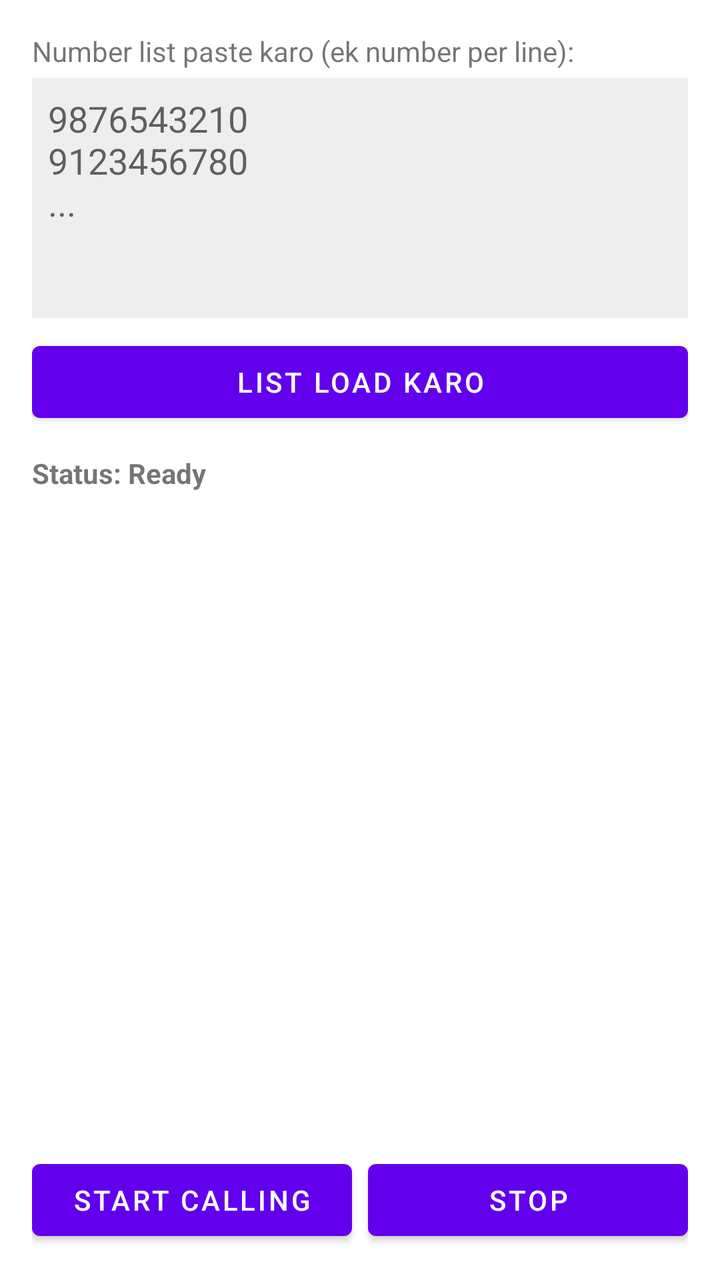
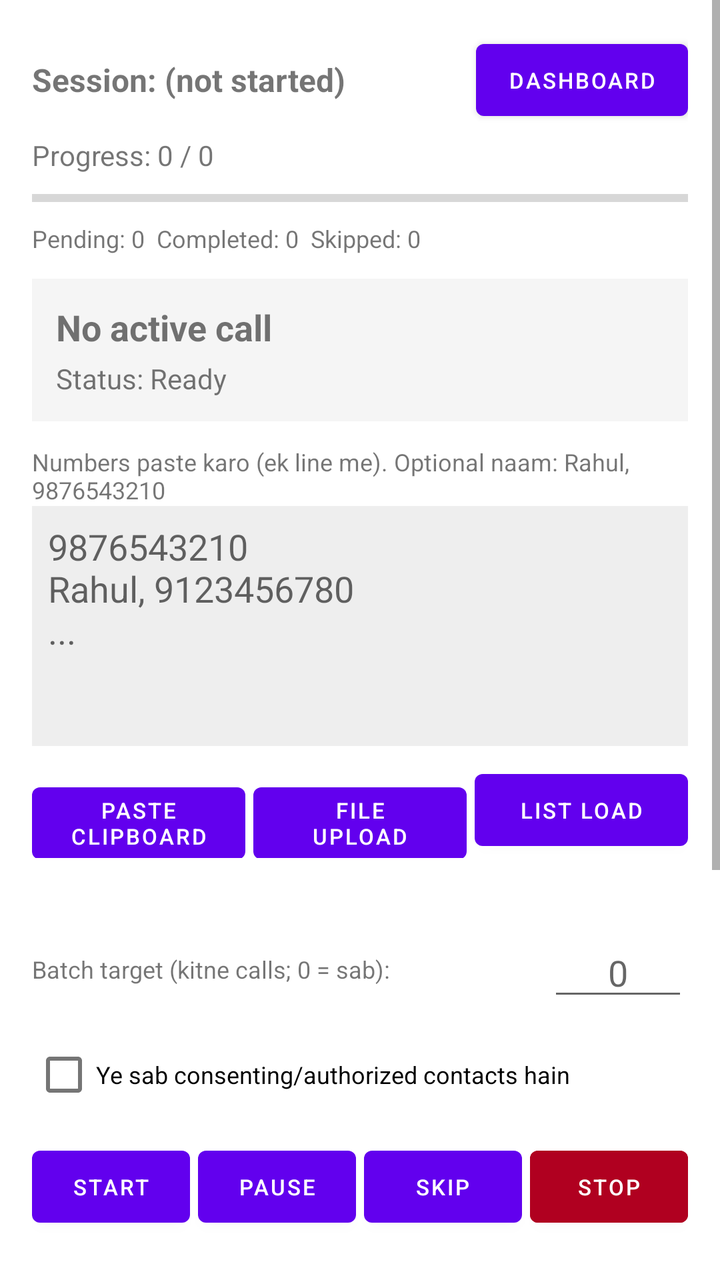

Two renders of the same Android screen: before a commit and after it. Below are the layout's source before the change and the commit's diff.
<!-- AndroidManifest.xml: application theme Theme.AutoDialer -->
<!-- res/layout/activity_main.xml -->
<?xml version="1.0" encoding="utf-8"?>
<LinearLayout xmlns:android="http://schemas.android.com/apk/res/android"
    android:layout_width="match_parent"
    android:layout_height="match_parent"
    android:orientation="vertical"
    android:padding="16dp">

    <TextView
        android:layout_width="wrap_content"
        android:layout_height="wrap_content"
        android:text="Number list paste karo (ek number per line):"
        android:textSize="14sp"
        android:layout_marginBottom="4dp"/>

    <EditText
        android:id="@+id/etNumbers"
        android:layout_width="match_parent"
        android:layout_height="120dp"
        android:gravity="top|start"
        android:hint="9876543210&#10;9123456780&#10;..."
        android:inputType="textMultiLine"
        android:background="#EEEEEE"
        android:padding="8dp"/>

    <Button
        android:id="@+id/btnLoadList"
        android:layout_width="match_parent"
        android:layout_height="wrap_content"
        android:layout_marginTop="8dp"
        android:text="List Load Karo"/>

    <TextView
        android:id="@+id/tvStatus"
        android:layout_width="wrap_content"
        android:layout_height="wrap_content"
        android:layout_marginTop="12dp"
        android:text="Status: Ready"
        android:textStyle="bold"/>

    <androidx.recyclerview.widget.RecyclerView
        android:id="@+id/rvNumbers"
        android:layout_width="match_parent"
        android:layout_height="0dp"
        android:layout_weight="1"
        android:layout_marginTop="8dp"/>

    <LinearLayout
        android:layout_width="match_parent"
        android:layout_height="wrap_content"
        android:orientation="horizontal"
        android:layout_marginTop="8dp">

        <Button
            android:id="@+id/btnStart"
            android:layout_width="0dp"
            android:layout_height="wrap_content"
            android:layout_weight="1"
            android:text="Start Calling"/>

        <Button
            android:id="@+id/btnStop"
            android:layout_width="0dp"
            android:layout_height="wrap_content"
            android:layout_weight="1"
            android:layout_marginStart="8dp"
            android:text="Stop"/>
    </LinearLayout>

</LinearLayout>
<!-- resources referenced by this layout -->
<resources>
  <style name="Theme.AutoDialer" parent="Theme.MaterialComponents.DayNight.NoActionBar">
          <item name="colorPrimary">@color/purple_500</item>
          <item name="colorPrimaryVariant">@color/teal_700</item>
      </style>
  <color name="purple_500">#6200EE</color>
  <color name="teal_700">#018786</color>
</resources>

<!-- the commit's change to res/layout/activity_main.xml (unified diff, before → after) -->
@@ -1,69 +1,305 @@
 <?xml version="1.0" encoding="utf-8"?>
-<LinearLayout xmlns:android="http://schemas.android.com/apk/res/android"
+<FrameLayout xmlns:android="http://schemas.android.com/apk/res/android"
     android:layout_width="match_parent"
-    android:layout_height="match_parent"
-    android:orientation="vertical"
-    android:padding="16dp">
-
-    <TextView
-        android:layout_width="wrap_content"
-        android:layout_height="wrap_content"
-        android:text="Number list paste karo (ek number per line):"
-        android:textSize="14sp"
-        android:layout_marginBottom="4dp"/>
-
-    <EditText
-        android:id="@+id/etNumbers"
+    android:layout_height="match_parent">
+
+    <ScrollView
         android:layout_width="match_parent"
-        android:layout_height="120dp"
-        android:gravity="top|start"
-        android:hint="9876543210&#10;9123456780&#10;..."
-        android:inputType="textMultiLine"
-        android:background="#EEEEEE"
-        android:padding="8dp"/>
-
-    <Button
-        android:id="@+id/btnLoadList"
+        android:layout_height="match_parent">
+
+        <LinearLayout
+            android:layout_width="match_parent"
+            android:layout_height="wrap_content"
+            android:orientation="vertical"
+            android:padding="16dp">
+
+            <LinearLayout
+                android:layout_width="match_parent"
+                android:layout_height="wrap_content"
+                android:orientation="horizontal"
+                android:gravity="center_vertical">
+
+                <TextView
+                    android:id="@+id/tvSessionName"
+                    android:layout_width="0dp"
+                    android:layout_weight="1"
+                    android:layout_height="wrap_content"
+                    android:text="Session: (not started)"
+                    android:textStyle="bold"
+                    android:textSize="16sp"/>
+
+                <Button
+                    android:id="@+id/btnDashboard"
+                    android:layout_width="wrap_content"
+                    android:layout_height="wrap_content"
+                    android:textSize="11sp"
+                    android:text="Dashboard"/>
+            </LinearLayout>
+
+            <TextView
+                android:id="@+id/tvProgress"
+                android:layout_width="wrap_content"
+                android:layout_height="wrap_content"
+                android:layout_marginTop="4dp"
+                android:text="Progress: 0 / 0"/>
+
+            <ProgressBar
+                android:id="@+id/progressBar"
+                style="?android:attr/progressBarStyleHorizontal"
+                android:layout_width="match_parent"
+                android:layout_height="wrap_content"
+                android:layout_marginTop="4dp"
+                android:max="100"
+                android:progress="0"/>
+
+            <TextView
+                android:id="@+id/tvCounts"
+                android:layout_width="wrap_content"
+                android:layout_height="wrap_content"
+                android:layout_marginTop="4dp"
+                android:textSize="12sp"
+                android:text="Pending: 0  Completed: 0  Skipped: 0"/>
+
+            <LinearLayout
+                android:layout_width="match_parent"
+                android:layout_height="wrap_content"
+                android:orientation="vertical"
+                android:background="#F5F5F5"
+                android:padding="12dp"
+                android:layout_marginTop="12dp">
+
+                <TextView
+                    android:id="@+id/tvCurrentLead"
+                    android:layout_width="wrap_content"
+                    android:layout_height="wrap_content"
+                    android:textStyle="bold"
+                    android:textSize="18sp"
+                    android:text="No active call"/>
+
+                <TextView
+                    android:id="@+id/tvStatus"
+                    android:layout_width="wrap_content"
+                    android:layout_height="wrap_content"
+                    android:layout_marginTop="4dp"
+                    android:text="Status: Ready"/>
+            </LinearLayout>
+
+            <TextView
+                android:layout_width="wrap_content"
+                android:layout_height="wrap_content"
+                android:layout_marginTop="12dp"
+                android:text="Numbers paste karo (ek line me). Optional naam: Rahul, 9876543210"
+                android:textSize="12sp"/>
+
+            <EditText
+                android:id="@+id/etNumbers"
+                android:layout_width="match_parent"
+                android:layout_height="120dp"
+                android:gravity="top|start"
+                android:hint="9876543210&#10;Rahul, 9123456780&#10;..."
+                android:inputType="textMultiLine"
+                android:background="#EEEEEE"
+                android:padding="8dp"/>
+
+            <LinearLayout
+                android:layout_width="match_parent"
+                android:layout_height="wrap_content"
+                android:orientation="horizontal"
+                android:layout_marginTop="8dp">
+
+                <Button
+                    android:id="@+id/btnPasteClipboard"
+                    android:layout_width="0dp"
+                    android:layout_height="wrap_content"
+                    android:layout_weight="1"
+                    android:textSize="11sp"
+                    android:text="Paste Clipboard"/>
+
+                <Button
+                    android:id="@+id/btnImportFile"
+                    android:layout_width="0dp"
+                    android:layout_height="wrap_content"
+                    android:layout_weight="1"
+                    android:layout_marginStart="4dp"
+                    android:textSize="11sp"
+                    android:text="File Upload"/>
+
+                <Button
+                    android:id="@+id/btnLoadList"
+                    android:layout_width="0dp"
+                    android:layout_height="wrap_content"
+                    android:layout_weight="1"
+                    android:layout_marginStart="4dp"
+                    android:textSize="11sp"
+                    android:text="List Load"/>
+            </LinearLayout>
+
+            <TextView
+                android:id="@+id/tvDuplicateInfo"
+                android:layout_width="wrap_content"
+                android:layout_height="wrap_content"
+                android:layout_marginTop="4dp"
+                android:textColor="#B00020"
+                android:text=""/>
+
+            <LinearLayout
+                android:layout_width="match_parent"
+                android:layout_height="wrap_content"
+                android:orientation="horizontal"
+                android:layout_marginTop="12dp"
+                android:gravity="center_vertical">
+
+                <TextView
+                    android:layout_width="0dp"
+                    android:layout_weight="1"
+                    android:layout_height="wrap_content"
+                    android:textSize="12sp"
+                    android:text="Batch target (kitne calls; 0 = sab):"/>
+
+                <EditText
+                    android:id="@+id/etBatchTarget"
+                    android:layout_width="70dp"
+                    android:layout_height="wrap_content"
+                    android:inputType="number"
+                    android:hint="0"
+                    android:gravity="center"/>
+            </LinearLayout>
+
+            <CheckBox
+                android:id="@+id/cbConsent"
+                android:layout_width="match_parent"
+                android:layout_height="wrap_content"
+                android:layout_marginTop="8dp"
+                android:text="Ye sab consenting/authorized contacts hain"
+                android:textSize="12sp"/>
+
+            <LinearLayout
+                android:layout_width="match_parent"
+                android:layout_height="wrap_content"
+                android:orientation="horizontal"
+                android:layout_marginTop="8dp">
+
+                <Button
+                    android:id="@+id/btnStart"
+                    android:layout_width="0dp"
+                    android:layout_height="wrap_content"
+                    android:layout_weight="1"
+                    android:textSize="11sp"
+                    android:text="Start"/>
+
+                <Button
+                    android:id="@+id/btnPause"
+                    android:layout_width="0dp"
+                    android:layout_height="wrap_content"
+                    android:layout_weight="1"
+                    android:layout_marginStart="4dp"
+                    android:textSize="11sp"
+                    android:text="Pause"/>
+
+                <Button
+                    android:id="@+id/btnSkip"
+                    android:layout_width="0dp"
+                    android:layout_height="wrap_content"
+                    android:layout_weight="1"
+                    android:layout_marginStart="4dp"
+                    android:textSize="11sp"
+                    android:text="Skip"/>
+
+                <Button
+                    android:id="@+id/btnStop"
+                    android:layout_width="0dp"
+                    android:layout_height="wrap_content"
+                    android:layout_weight="1"
+                    android:layout_marginStart="4dp"
+                    android:textSize="11sp"
+                    android:backgroundTint="#B00020"
+                    android:text="STOP"/>
+            </LinearLayout>
+
+            <TextView
+                android:id="@+id/tvResumeBanner"
+                android:layout_width="match_parent"
+                android:layout_height="wrap_content"
+                android:layout_marginTop="8dp"
+                android:padding="8dp"
+                android:background="#FFF3CD"
+                android:visibility="gone"
+                android:text="Pichla session mila - Resume Session dabao"/>
+
+            <androidx.recyclerview.widget.RecyclerView
+                android:id="@+id/rvNumbers"
+                android:layout_width="match_parent"
+                android:layout_height="300dp"
+                android:layout_marginTop="8dp"/>
+
+        </LinearLayout>
+    </ScrollView>
+
+    
+    <LinearLayout
+        android:id="@+id/overlayOutcome"
         android:layout_width="match_parent"
-        android:layout_height="wrap_content"
-        android:layout_marginTop="8dp"
-        android:text="List Load Karo"/>
-
-    <TextView
-        android:id="@+id/tvStatus"
-        android:layout_width="wrap_content"
-        android:layout_height="wrap_content"
-        android:layout_marginTop="12dp"
-        android:text="Status: Ready"
-        android:textStyle="bold"/>
-
-    <androidx.recyclerview.widget.RecyclerView
-        android:id="@+id/rvNumbers"
-        android:layout_width="match_parent"
-        android:layout_height="0dp"
-        android:layout_weight="1"
-        android:layout_marginTop="8dp"/>
-
-    <LinearLayout
-        android:layout_width="match_parent"
-        android:layout_height="wrap_content"
-        android:orientation="horizontal"
-        android:layout_marginTop="8dp">
-
-        <Button
-            android:id="@+id/btnStart"
-            android:layout_width="0dp"
-            android:layout_height="wrap_content"
+        android:layout_height="match_parent"
+        android:orientation="vertical"
+        android:visibility="gone"
+        android:background="#000000">
+
+        <LinearLayout
+            android:layout_width="match_parent"
+            android:layout_height="0dp"
             android:layout_weight="1"
-            android:text="Start Calling"/>
-
-        <Button
-            android:id="@+id/btnStop"
-            android:layout_width="0dp"
-            android:layout_height="wrap_content"
+            android:orientation="horizontal">
+
+            <Button
+                android:id="@+id/btnOutcomeResume"
+                android:layout_width="0dp"
+                android:layout_weight="1"
+                android:layout_height="match_parent"
+                android:backgroundTint="#2196F3"
+                android:textColor="#FFFFFF"
+                android:textSize="24sp"
+                android:text="RESUME"/>
+
+            <Button
+                android:id="@+id/btnOutcomeNo"
+                android:layout_width="0dp"
+                android:layout_weight="1"
+                android:layout_height="match_parent"
+                android:layout_marginStart="2dp"
+                android:backgroundTint="#E53935"
+                android:textColor="#FFFFFF"
+                android:textSize="24sp"
+                android:text="NO"/>
+        </LinearLayout>
+
+        <LinearLayout
+            android:layout_width="match_parent"
+            android:layout_height="0dp"
             android:layout_weight="1"
-            android:layout_marginStart="8dp"
-            android:text="Stop"/>
+            android:layout_marginTop="2dp"
+            android:orientation="horizontal">
+
+            <Button
+                android:id="@+id/btnOutcomePositive"
+                android:layout_width="0dp"
+                android:layout_weight="1"
+                android:layout_height="match_parent"
+                android:backgroundTint="#43A047"
+                android:textColor="#FFFFFF"
+                android:textSize="24sp"
+                android:text="POSITIVE"/>
+
+            <Button
+                android:id="@+id/btnOutcomeInfo"
+                android:layout_width="0dp"
+                android:layout_weight="1"
+                android:layout_height="match_parent"
+                android:layout_marginStart="2dp"
+                android:backgroundTint="#FB8C00"
+                android:textColor="#FFFFFF"
+                android:textSize="24sp"
+                android:text="INFO"/>
+        </LinearLayout>
     </LinearLayout>
 
-</LinearLayout>
+</FrameLayout>
